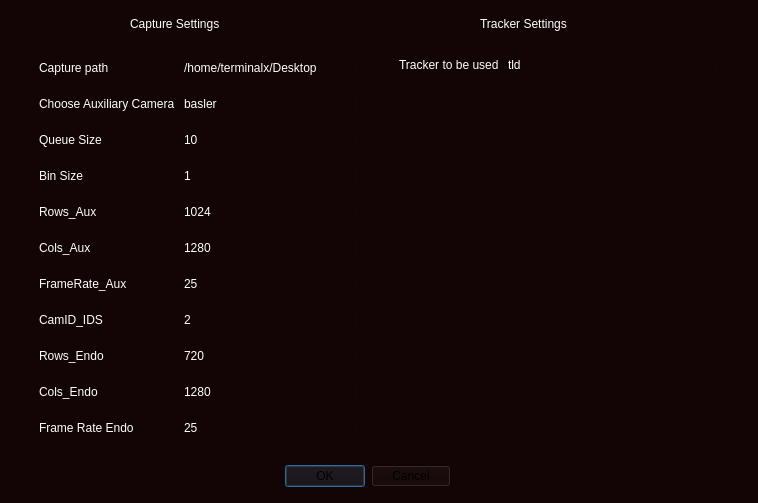
Qt form settings.ui (neurotechies/Neuroendotrainer) before a commit.
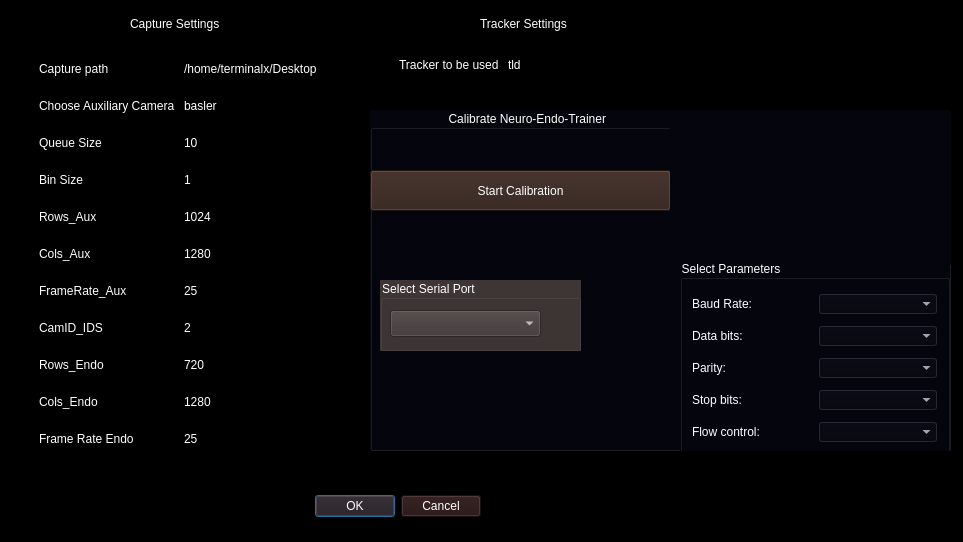
The same form after that commit. Icons and pictures are not drawn.

Commit message: Calibration done for the sensors

```diff
--- a/settings.ui
+++ b/settings.ui
@@ -6,25 +6,30 @@
    <rect>
     <x>0</x>
     <y>0</y>
-    <width>758</width>
-    <height>503</height>
+    <width>963</width>
+    <height>542</height>
    </rect>
   </property>
   <property name="windowTitle">
    <string>Dialog</string>
   </property>
   <property name="styleSheet">
-   <string notr="true">background-color: rgb(19, 5, 5);</string>
+   <string notr="true">background-color: rgb(0, 0, 0);</string>
   </property>
   <widget class="QDialogButtonBox" name="buttonBox">
    <property name="geometry">
     <rect>
-     <x>150</x>
-     <y>460</y>
-     <width>301</width>
+     <x>300</x>
+     <y>490</y>
+     <width>181</width>
      <height>32</height>
     </rect>
    </property>
+   <property name="styleSheet">
+    <string notr="true">color: rgb(255, 255, 255);
+border-color: rgb(80, 80, 194);
+background-color: rgb(38, 19, 19);</string>
+   </property>
    <property name="orientation">
     <enum>Qt::Horizontal</enum>
    </property>
@@ -38,7 +43,7 @@
      <x>30</x>
      <y>40</y>
      <width>339</width>
-     <height>421</height>
+     <height>431</height>
     </rect>
    </property>
    <property name="styleSheet">
@@ -398,6 +403,148 @@
     <string>Tracker Settings</string>
    </property>
   </widget>
+  <widget class="QGroupBox" name="groupBox">
+   <property name="geometry">
+    <rect>
+     <x>370</x>
+     <y>110</y>
+     <width>581</width>
+     <height>341</height>
+    </rect>
+   </property>
+   <property name="styleSheet">
+    <string notr="true">color: rgb(255, 255, 255);
+background-color: rgb(5, 5, 14);
+gridline-color: rgb(239, 78, 78);
+border-color: rgb(115, 219, 50);</string>
+   </property>
+   <property name="title">
+    <string>                       Calibrate Neuro-Endo-Trainer</string>
+   </property>
+   <widget class="QPushButton" name="btnCalib">
+    <property name="geometry">
+     <rect>
+      <x>0</x>
+      <y>60</y>
+      <width>301</width>
+      <height>41</height>
+     </rect>
+    </property>
+    <property name="styleSheet">
+     <string notr="true">background-color: rgb(48, 31, 25);</string>
+    </property>
+    <property name="text">
+     <string>Start Calibration</string>
+    </property>
+   </widget>
+   <widget class="QLabel" name="lblImg">
+    <property name="geometry">
+     <rect>
+      <x>300</x>
+      <y>5</y>
+      <width>300</width>
+      <height>150</height>
+     </rect>
+    </property>
+    <property name="styleSheet">
+     <string notr="true">image: url(:/icons/endo-calib_0.png);</string>
+    </property>
+    <property name="text">
+     <string/>
+    </property>
+   </widget>
+   <widget class="QGroupBox" name="serialPortBox">
+    <property name="geometry">
+     <rect>
+      <x>10</x>
+      <y>170</y>
+      <width>201</width>
+      <height>71</height>
+     </rect>
+    </property>
+    <property name="styleSheet">
+     <string notr="true">background-color: rgb(62, 53, 53);</string>
+    </property>
+    <property name="title">
+     <string>Select Serial Port</string>
+    </property>
+    <widget class="QComboBox" name="serialPortInfoListBox">
+     <property name="geometry">
+      <rect>
+       <x>10</x>
+       <y>30</y>
+       <width>151</width>
+       <height>27</height>
+      </rect>
+     </property>
+    </widget>
+   </widget>
+   <widget class="QGroupBox" name="parametersBox">
+    <property name="geometry">
+     <rect>
+      <x>310</x>
+      <y>150</y>
+      <width>270</width>
+      <height>201</height>
+     </rect>
+    </property>
+    <property name="title">
+     <string>Select Parameters</string>
+    </property>
+    <layout class="QGridLayout" name="gridLayout_3">
+     <item row="0" column="0">
+      <widget class="QLabel" name="baudRateLabel">
+       <property name="text">
+        <string>Baud Rate:</string>
+       </property>
+      </widget>
+     </item>
+     <item row="0" column="1">
+      <widget class="QComboBox" name="baudRateBox"/>
+     </item>
+     <item row="1" column="0">
+      <widget class="QLabel" name="dataBitsLabel">
+       <property name="text">
+        <string>Data bits:</string>
+       </property>
+      </widget>
+     </item>
+     <item row="1" column="1">
+      <widget class="QComboBox" name="dataBitsBox"/>
+     </item>
+     <item row="3" column="1">
+      <widget class="QComboBox" name="stopBitsBox"/>
+     </item>
+     <item row="2" column="1">
+      <widget class="QComboBox" name="parityBox"/>
+     </item>
+     <item row="3" column="0">
+      <widget class="QLabel" name="stopBitsLabel">
+       <property name="text">
+        <string>Stop bits:</string>
+       </property>
+      </widget>
+     </item>
+     <item row="4" column="1">
+      <widget class="QComboBox" name="flowControlBox"/>
+     </item>
+     <item row="4" column="0">
+      <widget class="QLabel" name="flowControlLabel">
+       <property name="text">
+        <string>Flow control:</string>
+       </property>
+      </widget>
+     </item>
+     <item row="2" column="0">
+      <widget class="QLabel" name="parityLabel">
+       <property name="text">
+        <string>Parity:</string>
+       </property>
+      </widget>
+     </item>
+    </layout>
+   </widget>
+  </widget>
  </widget>
  <resources/>
  <connections>
```
The commit also changes 42 other files.
